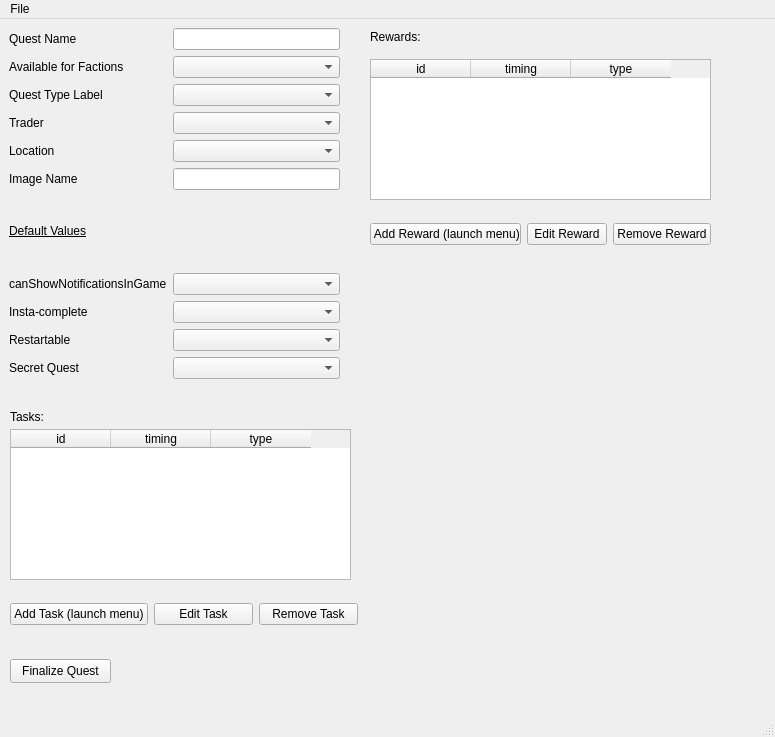
Old version of the form src/tb_ui/gui_quests.ui in the repository ThePi1/SPT-Trader-Builder.
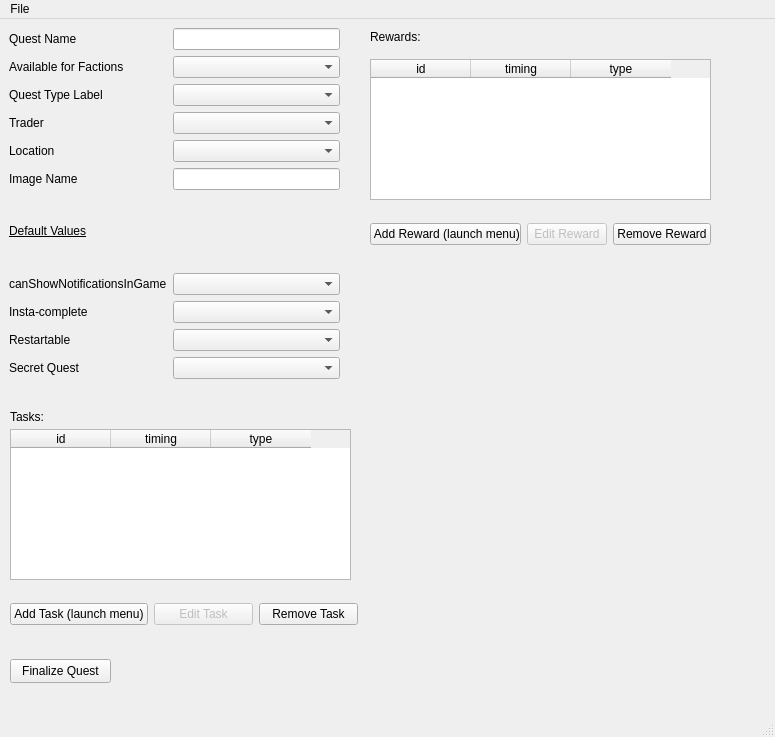
New version of the form.

Commit message: Allow Quest condition for all types

```diff
--- a/src/tb_ui/gui_quests.ui
+++ b/src/tb_ui/gui_quests.ui
@@ -166,6 +166,9 @@
      </item>
      <item row="0" column="1">
       <widget class="QPushButton" name="pb_edit_task">
+       <property name="enabled">
+        <bool>false</bool>
+       </property>
        <property name="text">
         <string>Edit Task</string>
        </property>
@@ -199,9 +202,24 @@
      </item>
      <item row="0" column="1">
       <widget class="QPushButton" name="pb_edit_reward">
+       <property name="enabled">
+        <bool>false</bool>
+       </property>
        <property name="text">
         <string>Edit Reward</string>
        </property>
+       <property name="checkable">
+        <bool>false</bool>
+       </property>
+       <property name="autoDefault">
+        <bool>false</bool>
+       </property>
+       <property name="default">
+        <bool>false</bool>
+       </property>
+       <property name="flat">
+        <bool>false</bool>
+       </property>
       </widget>
      </item>
     </layout>
```
The commit also changes 6 other files.
